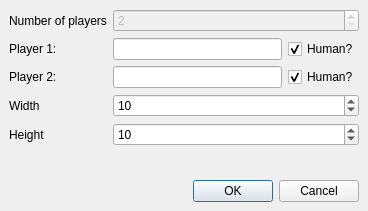
KDE/ksquares, file src/newgamedialog.ui: the form before one commit.
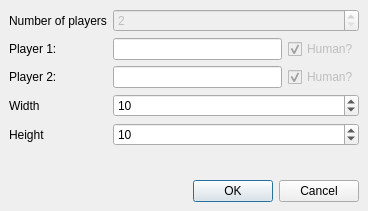
The form after the commit.

The edit to the form file:
```diff
--- a/src/newgamedialog.ui
+++ b/src/newgamedialog.ui
@@ -109,6 +109,9 @@
      </item>
      <item row="1" column="2" >
       <widget class="QCheckBox" name="playerOneHuman" >
+       <property name="enabled" >
+        <bool>false</bool>
+       </property>
        <property name="text" >
         <string>Human?</string>
        </property>
@@ -119,6 +122,9 @@
      </item>
      <item row="2" column="2" >
       <widget class="QCheckBox" name="playerTwoHuman" >
+       <property name="enabled" >
+        <bool>false</bool>
+       </property>
        <property name="text" >
         <string>Human?</string>
        </property>
```
